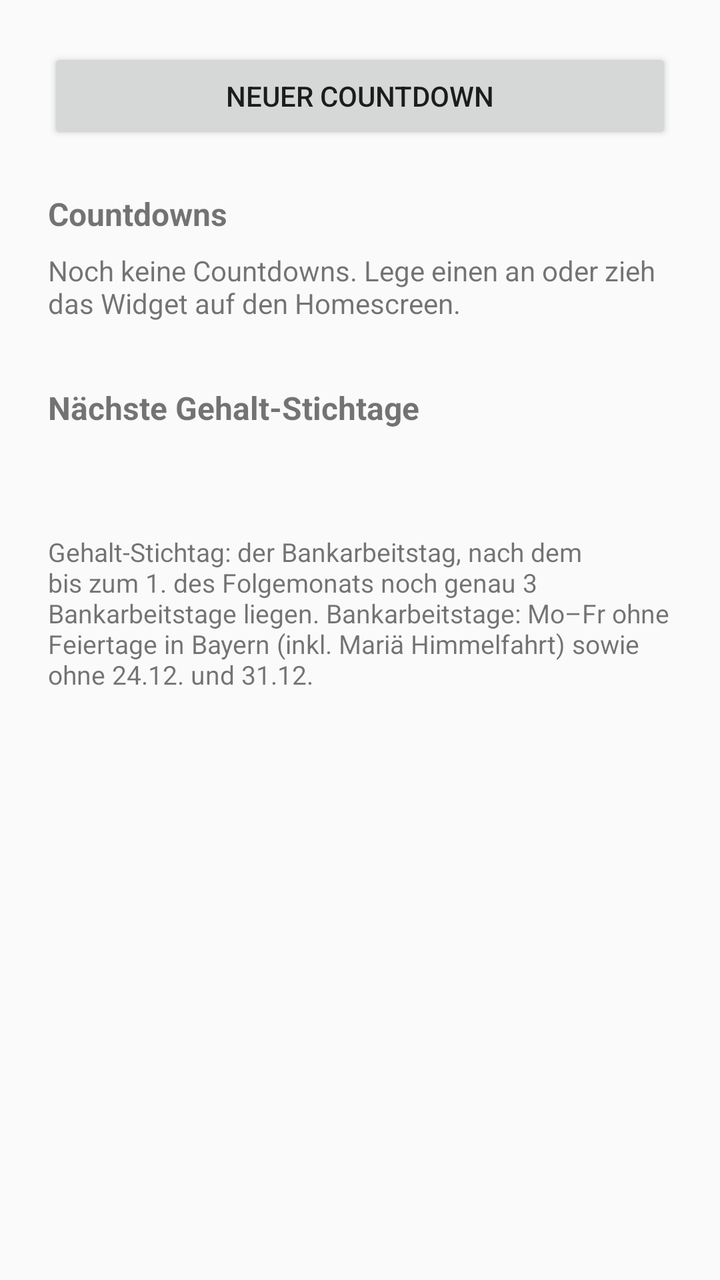
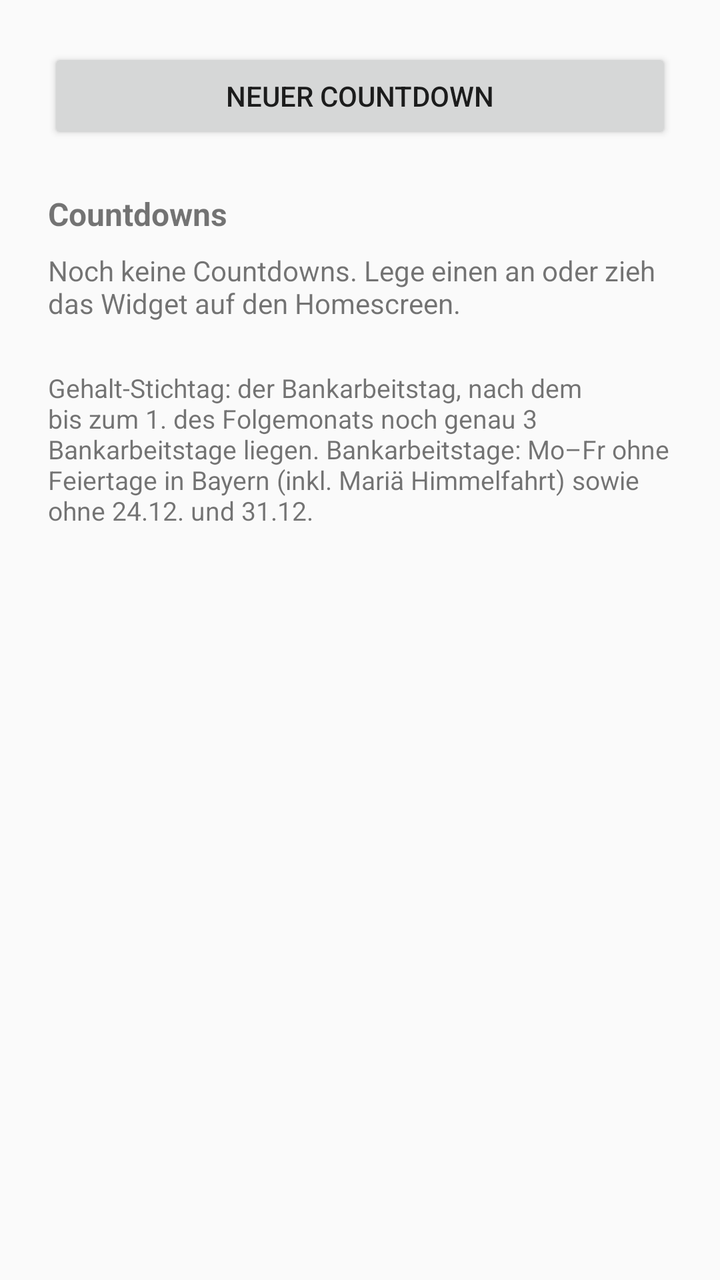

Compare the two renders of this Android layout. The source of the first and the diff that turns it into the second are given below.
<!-- AndroidManifest.xml: application theme android:Theme.Material.Light.DarkActionBar -->
<!-- res/layout/activity_main.xml -->
<?xml version="1.0" encoding="utf-8"?>
<ScrollView xmlns:android="http://schemas.android.com/apk/res/android"
    android:layout_width="match_parent"
    android:layout_height="match_parent"
    android:fitsSystemWindows="true">

    <LinearLayout
        android:layout_width="match_parent"
        android:layout_height="wrap_content"
        android:orientation="vertical"
        android:padding="24dp">

        <Button
            android:id="@+id/add"
            android:layout_width="match_parent"
            android:layout_height="wrap_content"
            android:text="@string/add_countdown" />

        <TextView
            android:layout_width="match_parent"
            android:layout_height="wrap_content"
            android:layout_marginTop="24dp"
            android:text="@string/countdowns_title"
            android:textSize="16sp"
            android:textStyle="bold" />

        <TextView
            android:id="@+id/empty"
            android:layout_width="match_parent"
            android:layout_height="wrap_content"
            android:layout_marginTop="8dp"
            android:text="@string/no_countdowns"
            android:textSize="14sp" />

        <LinearLayout
            android:id="@+id/list"
            android:layout_width="match_parent"
            android:layout_height="wrap_content"
            android:orientation="vertical" />

        <TextView
            android:layout_width="match_parent"
            android:layout_height="wrap_content"
            android:layout_marginTop="32dp"
            android:text="@string/upcoming_title"
            android:textSize="16sp"
            android:textStyle="bold" />

        <TextView
            android:id="@+id/upcoming"
            android:layout_width="match_parent"
            android:layout_height="wrap_content"
            android:layout_marginTop="8dp"
            android:lineSpacingMultiplier="1.3"
            android:textSize="15sp" />

        <TextView
            android:layout_width="match_parent"
            android:layout_height="wrap_content"
            android:layout_marginTop="24dp"
            android:text="@string/rule"
            android:textSize="13sp" />
    </LinearLayout>
</ScrollView>
<!-- resources referenced by this layout -->
<resources>
  <string name="add_countdown">Neuer Countdown</string>
  <string name="countdowns_title">Countdowns</string>
  <string name="no_countdowns">Noch keine Countdowns. Lege einen an oder zieh das Widget auf den Homescreen.</string>
  <string name="rule">Gehalt-Stichtag: der Bankarbeitstag, nach dem bis zum 1. des Folgemonats noch genau 3 Bankarbeitstage liegen. Bankarbeitstage: Mo–Fr ohne Feiertage in Bayern (inkl. Mariä Himmelfahrt) sowie ohne 24.12. und 31.12.</string>
  <string name="upcoming_title">Nächste Gehalt-Stichtage</string>
</resources>

<!-- the commit's change to res/layout/activity_main.xml (unified diff, before → after) -->
@@ -41,22 +41,6 @@
         <TextView
             android:layout_width="match_parent"
             android:layout_height="wrap_content"
-            android:layout_marginTop="32dp"
-            android:text="@string/upcoming_title"
-            android:textSize="16sp"
-            android:textStyle="bold" />
-
-        <TextView
-            android:id="@+id/upcoming"
-            android:layout_width="match_parent"
-            android:layout_height="wrap_content"
-            android:layout_marginTop="8dp"
-            android:lineSpacingMultiplier="1.3"
-            android:textSize="15sp" />
-
-        <TextView
-            android:layout_width="match_parent"
-            android:layout_height="wrap_content"
             android:layout_marginTop="24dp"
             android:text="@string/rule"
             android:textSize="13sp" />
<!-- resource entries referenced after the edit -->
@@ -4,6 +4,5 @@
   <string name="countdowns_title">Countdowns</string>
   <string name="no_countdowns">Noch keine Countdowns. Lege einen an oder zieh das Widget auf den Homescreen.</string>
   <string name="rule">Gehalt-Stichtag: der Bankarbeitstag, nach dem bis zum 1. des Folgemonats noch genau 3 Bankarbeitstage liegen. Bankarbeitstage: Mo–Fr ohne Feiertage in Bayern (inkl. Mariä Himmelfahrt) sowie ohne 24.12. und 31.12.</string>
-  <string name="upcoming_title">Nächste Gehalt-Stichtage</string>
 </resources>
 
